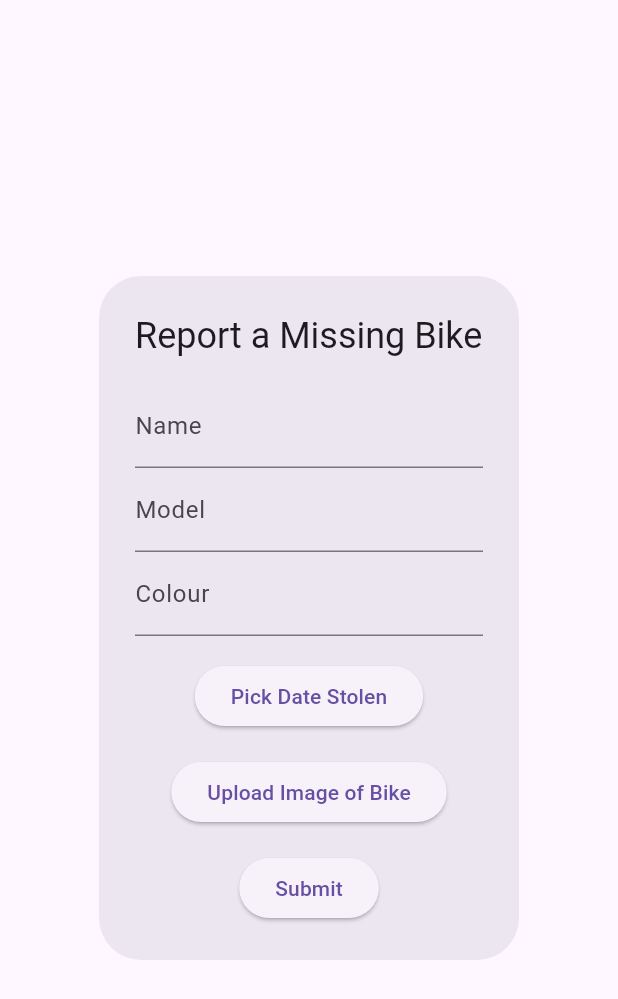
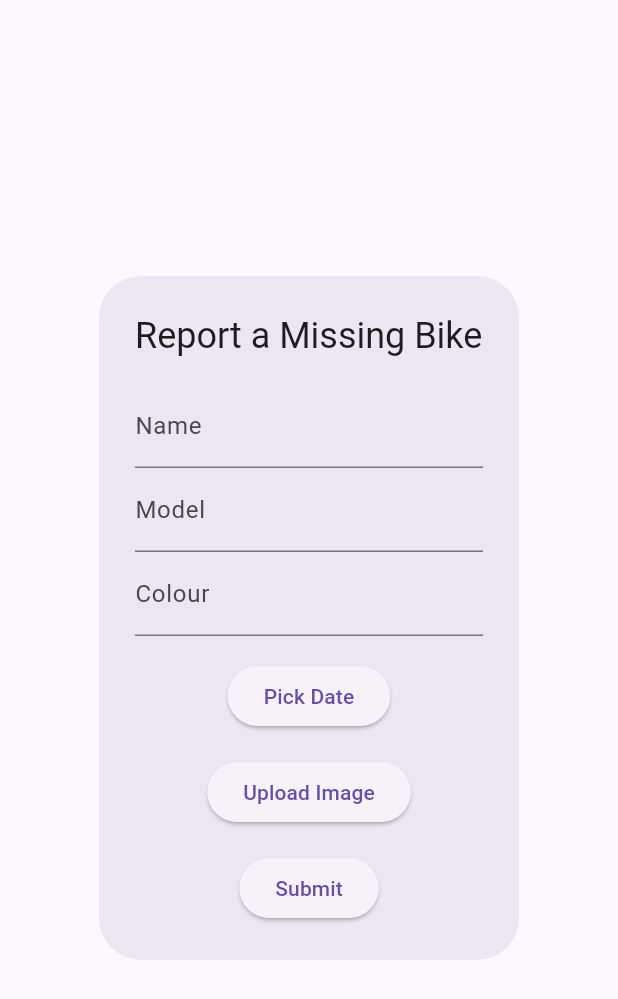
Before and after one commit to SaveTheBikes/Frontend, a Flutter app: the ReportBikeDialog widget shown alone on an empty page, opened directly, on a phone screen of 412 x 824 dp. Shown: the top 999 px of the screen. Run offline on Flutter 3.47's test engine with Material 3 defaults, Android fonts, the phone set to English and light mode, and no system bars; our stand-ins replace geolocator, google_maps_flutter, image_picker, permission_handler, shared_preferences; accounts and stored records are empty; network calls fail; Roboto replaces fonts that are missing (Arizona).

Commit message:
finishing up report bike

```diff
--- a/lib/pages/maps_page.dart
+++ b/lib/pages/maps_page.dart
@@ -34,6 +34,8 @@ class MapsPageState extends State<MapsPage> {
               onPressed: () {
                 Navigator.pushReplacement(context,
                     MaterialPageRoute(builder: (context) {
+                    logout();
+
                   return LoginPage();
                 }));
               },
@@ -113,7 +115,6 @@ class MapsPageState extends State<MapsPage> {
   }
 
   void showBikeDetailsBottomSheet(BuildContext context, Bike bike) {
-    print(bike.picture.split(",")[1]);
     showModalBottomSheet(
       context: context,
       builder: (BuildContext context) {
@@ -134,7 +135,10 @@ class MapsPageState extends State<MapsPage> {
               Text("Model: ${bike.model}"),
               Text("Colour: ${bike.colour}"),
               Text("Contact: ${bike.phone}"),
-              Image.memory(base64Decode(bike.picture.split(',')[1]))
+              Expanded(child:
+              Image.memory(base64Decode(bike.picture),fit:BoxFit.fill)
+
+              )
 
               // Add more bike details as needed
             ],
--- a/lib/pages/report_bike_dialog.dart
+++ b/lib/pages/report_bike_dialog.dart
@@ -67,7 +67,7 @@ TextField(
             ),
           ),
 TextField(
-            controller: makeController,
+            controller: colourController,
             decoration: const InputDecoration(
               labelText: 'Colour',
             ),
@@ -79,13 +79,13 @@ TextField(
           SizedBox(height: 16),
           ElevatedButton(
             onPressed: _pickDate,
-            child: Text('Pick Date Stolen'),
+            child: Text('Pick Date'),
           ),
           selectedDate != null
               ? Padding(
                   padding: EdgeInsets.symmetric(vertical: 8),
                   child: Text(
-                    '${selectedDate!.toLocal()}',
+                    '${selectedDate!.toLocal().toString().split(" ")[0]}',
                     style: TextStyle(fontSize: 16),
                   ),
                 )
@@ -93,7 +93,7 @@ TextField(
           SizedBox(height: 16),
           ElevatedButton(
             onPressed: _getImage,
-            child: Text('Upload Image of Bike'),
+            child: Text('Upload Image'),
           ),
           image != null
               ? Container(
@@ -116,7 +116,7 @@ TextField(
               // You can access the entered data, image, and date using controllers or state
               // Example:
               print('Form submitted with image: $image, date: $selectedDate');
-              report_bike(titleController.text,makeController.text,colourController.text,selectedDate!,image!).then((value) => Navigator.pop(context));
+              report_bike(titleController.text,makeController.text,colourController.text,selectedDate!,image!).then((value) {if(value){Navigator.pop(context);}});
             },
             child: Text('Submit'),
           ),
```
Also changed, not shown: lib/location.dart (deleted, +0 -42 lines), lib/pages/profile_page.dart (+10 -11 lines), lib/pages/register_page.dart (+11 -1 lines), lib/reqs.dart (+30 -4 lines), lib/pages/splash_page.dart (line endings or trailing spaces).
